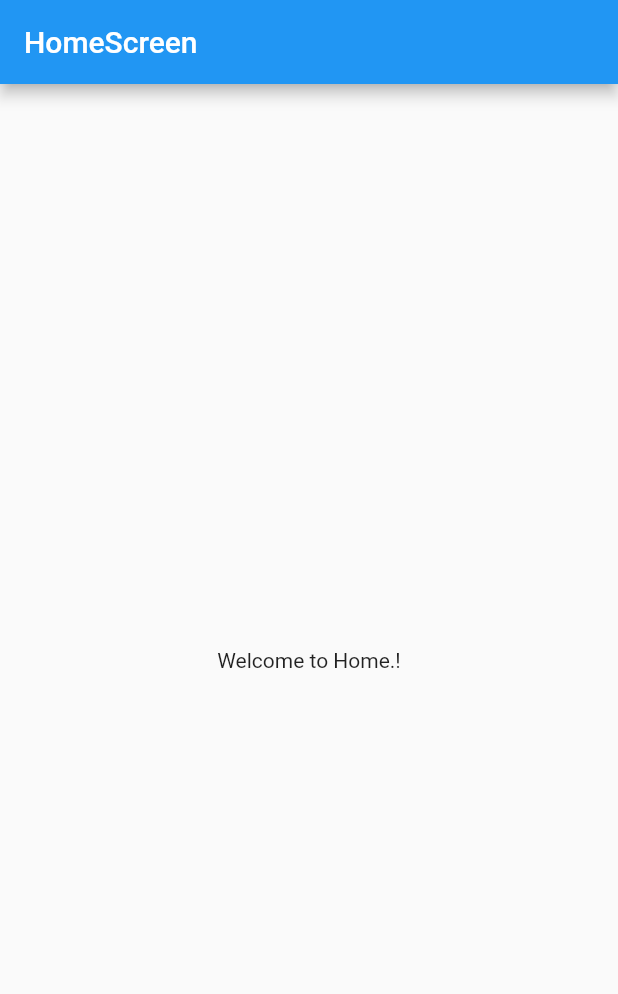
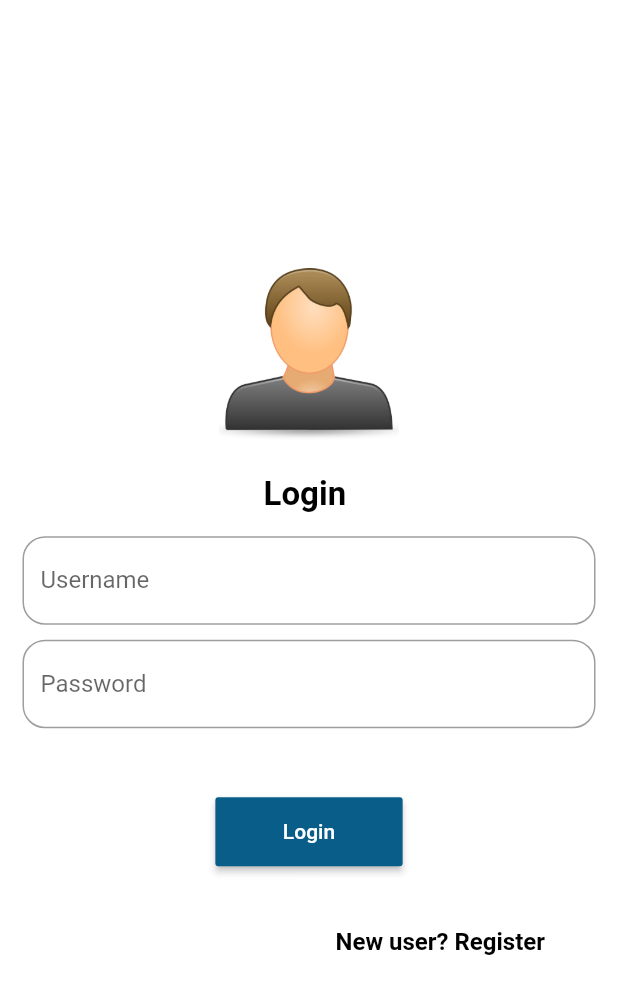
Before and after one commit to raghaw22/flutter_app, a Flutter app: the screen it shows after launch, on a phone screen of 412 x 824 dp. Shown: the top 994 px of the screen. Run offline on Flutter 3.47's test engine with Material 2 defaults, Android fonts, the phone set to English and light mode, and no system bars; our stand-ins replace getflutter; missing offline and left inert: flutter_pagewise.

Commit message:
Added new Features

```diff
--- a/lib/homeScreen.dart
+++ /dev/null
@@ -1,21 +0,0 @@
-import 'package:flutter/material.dart';
-
-
-class HomeScreen extends StatefulWidget {
-  @override
-  _HomeScreenState createState() => _HomeScreenState();
-}
-
-class _HomeScreenState extends State<HomeScreen> {
-  @override
-  Widget build(BuildContext context) {
-    return new Scaffold(
-      appBar: new AppBar(
-        title: new Text('HomeScreen'),
-      ),
-      body: new Center(
-        child: new Text('Welcome to Home.!'),
-      ),
-    );
-  }
-}
--- /dev/null
+++ b/lib/http_utils.dart
@@ -0,0 +1,5 @@
+class HttpUtils {
+  static String getUrl(String endPoint) {
+    return "http://159.65.149.30/corona_virus_app/$endPoint";
+  }
+}
--- /dev/null
+++ b/lib/login.dart
@@ -0,0 +1,142 @@
+import 'package:flutter/cupertino.dart';
+import 'package:flutter/material.dart';
+import 'package:flutterapp/dashboard.dart';
+import 'package:flutterapp/registation.dart';
+
+class LoginPage extends StatefulWidget {
+  @override
+  _LoginPageState createState() => _LoginPageState();
+}
+
+class _LoginPageState extends State<LoginPage> {
+  @override
+  void initState() {
+    super.initState();
+  }
+
+  @override
+  void dispose() {
+    super.dispose();
+  }
+
+  @override
+  Widget build(BuildContext context) {
+    return Scaffold(
+      backgroundColor: Colors.white,
+//      appBar: AppBar(
+//        title: new Text("Login page"),
+//        centerTitle: true,
+//      ),
+      body: Center(
+        child: SingleChildScrollView(
+          child: Column(
+            children: <Widget>[
+              InkWell(
+                child: Image.asset(
+                  "assets/images/userlogo.png",
+                  height: 120,
+                  width: 120,
+                ),
+              ),
+              Padding(
+                  padding: const EdgeInsets.only(top: 20, bottom: 10),
+                  child: Text("Login ",
+                      style: TextStyle(
+                          color: Colors.black,
+                          fontWeight: FontWeight.bold,
+                          fontSize: 22))),
+              Padding(
+                padding: const EdgeInsets.only(
+                    top: 5, bottom: 5, left: 15, right: 15),
+                child: TextFormField(
+                  // obscureText: true,
+
+                  style: TextStyle(
+                    color: Colors.black87,
+                  ),
+                  decoration: new InputDecoration(
+                    labelText: 'Username',
+                    border: new OutlineInputBorder(
+                        borderRadius: new BorderRadius.circular(15.0),
+                        borderSide: new BorderSide(
+                          width: 3,
+                          style: BorderStyle.solid,
+                          color: Colors.black87,
+                        )),
+                    hintStyle: TextStyle(color: Colors.black87),
+                    fillColor: Colors.black87,
+                  ),
+                ),
+              ),
+              Padding(
+                padding: const EdgeInsets.only(
+                    top: 5, bottom: 5, left: 15, right: 15),
+                child: TextFormField(
+                  obscureText: true,
+                  style: TextStyle(
+                    color: Colors.black87,
+                  ),
+                  decoration: new InputDecoration(
+                    labelText: 'Password',
+                    border: new OutlineInputBorder(
+                        borderRadius: new BorderRadius.circular(15.0),
+                        borderSide: new BorderSide(
+                          width: 3,
+                          style: BorderStyle.solid,
+                          color: Colors.black87,
+                        )),
+                    hintStyle: TextStyle(color: Colors.black87),
+                    fillColor: Colors.black87,
+                  ),
+                ),
+              ),
+              /*RaisedButton(
+                child: Text("Login"),
+               onPressed: _showToast,
+                color: Colors.black87,
+                textColor: Colors.white,
+                padding: EdgeInsets.fromLTRB(30, 15, 30, 15),
+                splashColor: Colors.white,
+              ),*/
+              Container(
+                margin: const EdgeInsets.fromLTRB(0, 40, 0, 10),
+                child: new RaisedButton(
+                  child: Text("Login"),
+                  onPressed: visitNewsDetails,
+                  color: Color(0xff095d89),
+                  textColor: Colors.white,
+                  padding: EdgeInsets.fromLTRB(45, 15, 45, 15),
+                  splashColor: Colors.white,
+                ),
+              ),
+              Container(
+                  margin: const EdgeInsets.fromLTRB(180, 30, 5, 10),
+                  child: InkWell(
+                      onTap: visitRegisterActivity,
+                      child: new Text("New user? Register",
+                          style: TextStyle(
+                              color: Colors.black,
+                              fontWeight: FontWeight.bold,
+                              fontSize: 16)))),
+            ],
+          ),
+        ),
+      ),
+    );
+  }
+
+  visitNewsDetails() {
+    Navigator.push(
+      context,
+      MaterialPageRoute(builder: (context) => DashboardActivity()),
+    );
+    //Navigator.pushReplacementNamed(context, "/HomeScreen");
+  }
+
+  visitRegisterActivity() {
+    Navigator.push(
+      context,
+      MaterialPageRoute(builder: (context) => RegisterActivity()),
+    );
+  }
+}
--- a/lib/main.dart
+++ b/lib/main.dart
@@ -1,82 +1,28 @@
 import 'package:flutter/material.dart';
-import 'package:firebase_auth/firebase_auth.dart';
-import 'dart:async';
-
-import 'homeScreen.dart';
+import 'package:flutter/services.dart';
+import 'package:flutterapp/login.dart';
 
 //void main() => runApp(MyApp());
 
 
-void main(){
-  runApp(new MaterialApp(
-home: new SplashScreen(),
-    routes: <String, WidgetBuilder>{
-      '/HomeScreen': (BuildContext context) => new HomeScreen()
-    },
-  ));
+void main() {
+  SystemChrome.setPreferredOrientations([DeviceOrientation.portraitUp]);
+  runApp(MyApp());
 }
 
-
-class SplashScreen extends StatefulWidget {
-  @override
-  _SplashScreenState createState() => _SplashScreenState();
-}
-
-class _SplashScreenState extends State<SplashScreen> {
-  startTime() async {
-    var _duration = new Duration(seconds: 5);
-    return new Timer(_duration, navigationPage);
-  }
-
-  void navigationPage() {
-    Navigator.of(context).pushReplacementNamed('/HomeScreen');
-  }
-  @override
-  void initState() {
-    super.initState();
-    startTime();
-  }
-
+class MyApp extends StatelessWidget {
   @override
   Widget build(BuildContext context) {
-    return new Scaffold(
-      body: new Center(
-        child: new Image.asset('assets/images/demoimages.png'),
+    return MaterialApp(
+      title: "Demo App",
+      theme: ThemeData(
+          primaryColor: Color(0xff095d89),
+          accentColor: Color(0xff095d89)
       ),
+      //home: HomeScreen(),
+      home: LoginPage(),
+
     );
+
   }
 }
-
-//
-//  @override
-//  Widget build(BuildContext context) {
-//    return Container();
-//  }
-//}
-//
-//
-//class MyApp extends StatefulWidget {
-//  @override
-//  _MyAppState createState() => _MyAppState();
-//}
-//
-//class _MyAppState extends State<MyApp> {
-//  @override
-//  Widget build(BuildContext context) {
-//    return MaterialApp(
-//      home: Scaffold(
-//        appBar: AppBar(
-//          title: Text("Test app"),
-//        ),
-//        body: SafeArea(
-//          child: ListTile(
-//
-//          ),
-//        ),
-//
-//      ),
-//
-//    );
-//  }
-//}
-//
```
Also changed, not shown: lib/dashboard.dart (added, +77 -0 lines), lib/homescreen.dart (added, +70 -0 lines), lib/news.dart (added, +28 -0 lines), lib/registation.dart (added, +188 -0 lines), pubspec.yaml (+7 -44 lines), assets/images/cl.jpg (added), assets/images/userlogo.png (added), pubspec.lock, 1 other file.
